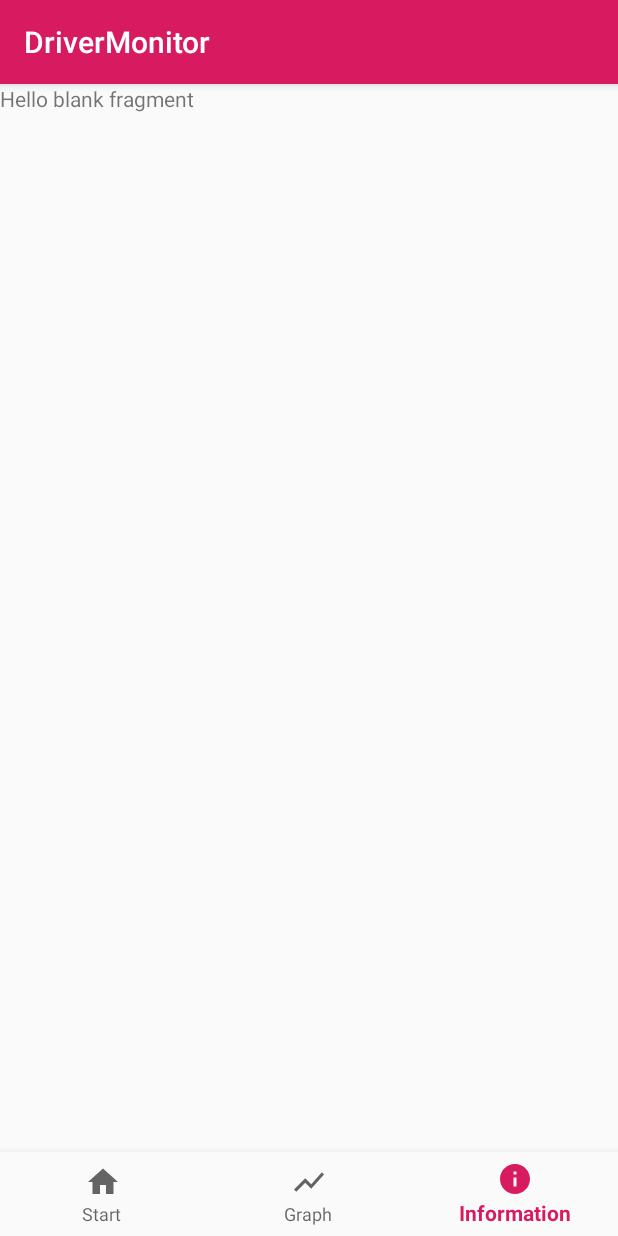
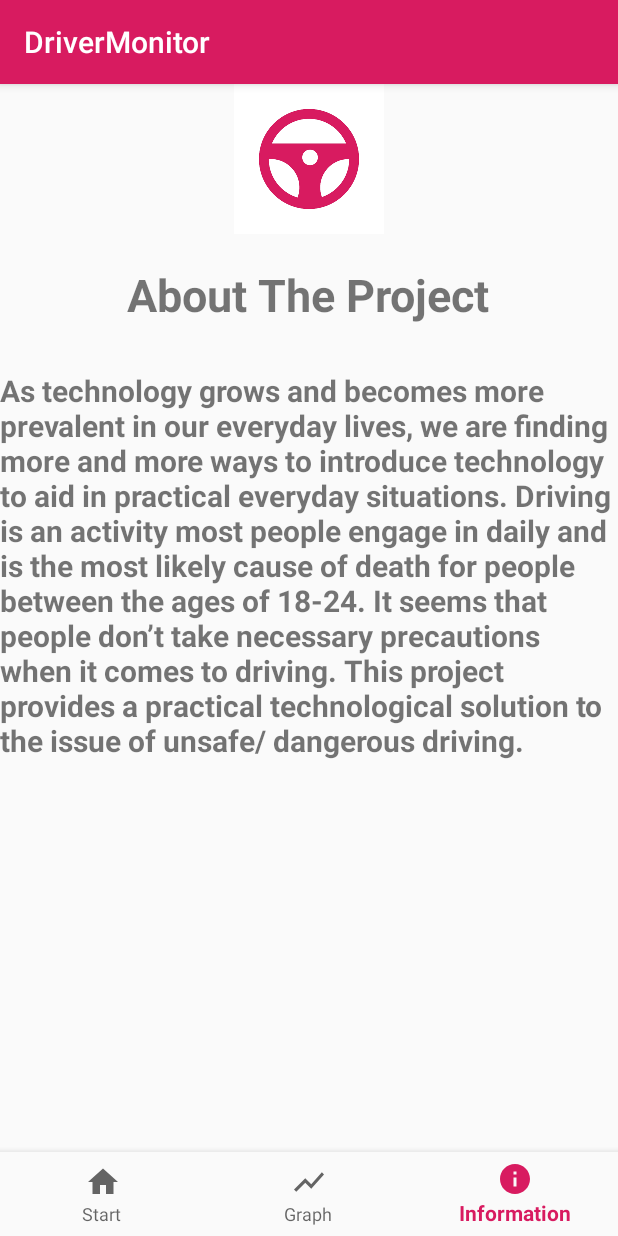
Before and after one commit to niallbuckley/JourneySafety, an Android app: the screen it shows after launch (MainActivity), item 3 of the bottom bar chosen, on a phone screen of 412 x 824 dp. Run offline under Robolectric (Android 15) with nearby library versions, the phone set to English and light mode, and no system bars.

Commit message:
bug fixing for open day

```diff
--- a/app/src/main/java/com/gmail/buckleyniall100/myapplication/CheckList.java
+++ b/app/src/main/java/com/gmail/buckleyniall100/myapplication/CheckList.java
@@ -36,6 +36,7 @@ public class CheckList extends AppCompatActivity implements View.OnClickListener
     private int ticked;
     private int intHoursSinceSlept;
     private int intHoursSlept;
+    FetchWeather weather;
 
     @Override
     protected void onCreate(Bundle savedInstanceState) {
@@ -45,7 +46,7 @@ public class CheckList extends AppCompatActivity implements View.OnClickListener
         Button continueButton = (Button) findViewById(R.id.the_button);
         continueButton.setOnClickListener(CheckList.this);
 
-        FetchWeather weather = new FetchWeather();
+        weather = new FetchWeather();
         weather.execute();
         checkBox1 = (CheckBox) findViewById(R.id.check_box1);
         checkBox2 = (CheckBox) findViewById(R.id.check_box2);
@@ -72,6 +73,7 @@ public class CheckList extends AppCompatActivity implements View.OnClickListener
                 extras.putInt("numTicked",ticked);
                 extras.putInt("hoursSlept", intHoursSlept);
                 extras.putInt("hoursSinceSlept", intHoursSinceSlept);
+                extras.putString("weather", weather.getWeather());
                 i.putExtras(extras);
                 startActivity(i);
                 //startActivity(new Intent(this, SleepTime.class));
--- a/app/src/main/java/com/gmail/buckleyniall100/myapplication/FetchWeather.java
+++ b/app/src/main/java/com/gmail/buckleyniall100/myapplication/FetchWeather.java
@@ -20,7 +20,7 @@ public class FetchWeather extends AsyncTask<Void, Void, Void> {
     @Override
     protected Void doInBackground(Void... voids) {
         try{
-            URL myURL = new URL("http://api.openweathermap.org/data/2.5/weather?q=galway,Ireland&APPID=26431758f2fd746870620e61b6310840");
+            URL myURL = new URL("http://api.openweathermap.org/data/2.5/weather?q=cork,Ireland&APPID=26431758f2fd746870620e61b6310840");
             HttpURLConnection httpURLConnection = (HttpURLConnection) myURL.openConnection();
             httpURLConnection.addRequestProperty("User-Agent", "Mozilla/5.0 (Windows NT 6.1; WOW64) AppleWebKit/537.11 (KHTML, like Gecko) Chrome/23.0.1271.95 Safari/537.11");
             //int status = httpURLConnection.getResponseCode();
@@ -53,4 +53,7 @@ public class FetchWeather extends AsyncTask<Void, Void, Void> {
         StartJourney.setWeather(weather);
     }
 
+    public String getWeather() {
+        return this.weather;
+    }
 }
--- a/app/src/main/java/com/gmail/buckleyniall100/myapplication/MainActivity.java
+++ b/app/src/main/java/com/gmail/buckleyniall100/myapplication/MainActivity.java
@@ -49,6 +49,8 @@ public class MainActivity extends AppCompatActivity {
         mTextMessage = (TextView) findViewById(R.id.message);
         BottomNavigationView navigation = (BottomNavigationView) findViewById(R.id.navigation);
         navigation.setOnNavigationItemSelectedListener(mOnNavigationItemSelectedListener);
+
+        getSupportFragmentManager().beginTransaction().replace(R.id.hello ,new StartJourney()).commit();
     }
 
 }
--- a/app/src/main/java/com/gmail/buckleyniall100/myapplication/MapsActivity.java
+++ b/app/src/main/java/com/gmail/buckleyniall100/myapplication/MapsActivity.java
@@ -60,6 +60,7 @@ public class MapsActivity extends FragmentActivity implements OnMapReadyCallback
     String charset = "UTF-8";
     public static TextView data;
     public static TextView predictedData;
+    public static TextView weatherData;
     public static Button startButton;
     public static Button finishButton;
     boolean startButtonPressed = false;
@@ -71,6 +72,7 @@ public class MapsActivity extends FragmentActivity implements OnMapReadyCallback
     private int ticked;
     private int hoursSlept;
     private int hoursSinceSlept;
+    private String weather;
     predictScore ps;
     //private DatabaseReference mDatabase = firebaseDatabase.getReference("users");
 
@@ -84,13 +86,15 @@ public class MapsActivity extends FragmentActivity implements OnMapReadyCallback
         setContentView(R.layout.activity_maps);
 
         predictedData = (TextView) findViewById(R.id.predicted_score);
+        weatherData = (TextView) findViewById(R.id.weather);
         Bundle extras = getIntent().getExtras();
         if (extras != null) {
             ticked = extras.getInt("numTicked");
             hoursSlept = extras.getInt("hoursSlept");
             hoursSinceSlept = extras.getInt("hoursSinceSlept");
-            //The key argument here must match that used in the other activity
+            weather = extras.getString("weather");
         }
+        weatherData.append(weather);
         System.out.println("Ticked: " + ticked);
         System.out.println("Hours Slept: " + hoursSlept);
         System.out.println("Hours since sleep: " + hoursSinceSlept);
--- a/app/src/main/res/layout/fragment_about_app.xml
+++ b/app/src/main/res/layout/fragment_about_app.xml
@@ -1,14 +1,51 @@
 <?xml version="1.0" encoding="utf-8"?>
-<FrameLayout xmlns:android="http://schemas.android.com/apk/res/android"
+<RelativeLayout xmlns:android="http://schemas.android.com/apk/res/android"
+    xmlns:app="http://schemas.android.com/apk/res-auto"
     xmlns:tools="http://schemas.android.com/tools"
     android:layout_width="match_parent"
     android:layout_height="match_parent"
     tools:context=".AboutApp">
 
-    <!-- TODO: Update blank fragment layout -->
+    <!-- TODO: Update blank fragment layout
     <TextView
         android:layout_width="match_parent"
         android:layout_height="match_parent"
-        android:text="@string/hello_blank_fragment" />
+        android:text="@string/hello_blank_fragment" /> -->
 
-</FrameLayout>
+    <ImageView
+        android:id="@+id/imageView"
+        android:layout_width="100dp"
+        android:layout_height="100dp"
+        app:srcCompat="@drawable/logo_driver"
+        android:layout_centerHorizontal="true"
+        android:adjustViewBounds="true"
+        android:layout_marginBottom="20dp"/>
+
+    <TextView
+        android:id="@+id/info_text"
+        android:layout_width="wrap_content"
+        android:layout_height="wrap_content"
+        android:layout_below="@+id/imageView"
+        android:text = "@string/app_info_title"
+        android:textSize = "30sp"
+        android:textStyle="bold"
+        android:layout_centerHorizontal="true"
+        android:layout_marginBottom="30dp"/>
+    <TextView
+        android:id="@+id/info"
+        android:layout_width="wrap_content"
+        android:layout_height="wrap_content"
+        android:layout_below="@+id/info_text"
+        android:text = "@string/app_info"
+        android:textSize = "20sp"
+        android:textStyle="bold"
+        android:layout_centerHorizontal="true"/>
+
+    <android.support.design.widget.BottomNavigationView
+        android:id="@+id/navigation"
+        android:layout_width="match_parent"
+        android:layout_height="wrap_content"
+        android:background="?android:attr/windowBackground"
+        android:layout_alignParentBottom="true" />
+
+</RelativeLayout>
--- a/app/src/main/res/values/strings.xml
+++ b/app/src/main/res/values/strings.xml
@@ -42,4 +42,6 @@
     <!-- TODO: Remove or change this placeholder text -->
     <string name="hello_blank_fragment">Hello blank fragment</string>
     <string name="start_fragment_info">Tap Start before you begin driving!</string>
+    <string name="app_info_title">About The Project</string>
+    <string name="app_info">As technology grows and becomes more prevalent in our everyday lives, we are finding more and more ways to introduce technology to aid in practical everyday situations. Driving is an activity most people engage in daily and is the most likely cause of death for people between the ages of 18-24. It seems that people don’t take necessary precautions when it comes to driving. This project provides a practical technological solution to the issue of unsafe/ dangerous driving.</string>
 </resources>
```
Also changed, not shown: app/src/main/java/com/gmail/buckleyniall100/myapplication/PrevAddress.java (added, +12 -0 lines), app/src/main/java/com/gmail/buckleyniall100/myapplication/SafetyCheck.java (+31 -7 lines), app/src/main/java/com/gmail/buckleyniall100/myapplication/fileDownload.java (+12 -1 lines), app/src/main/java/com/gmail/buckleyniall100/myapplication/predictScore.java (+10 -2 lines), app/src/main/res/layout/activity_file_download.xml (+8 -0 lines), app/src/main/res/layout/activity_maps.xml (+15 -3 lines), app/src/main/res/drawable/logo_driver.png (added).
